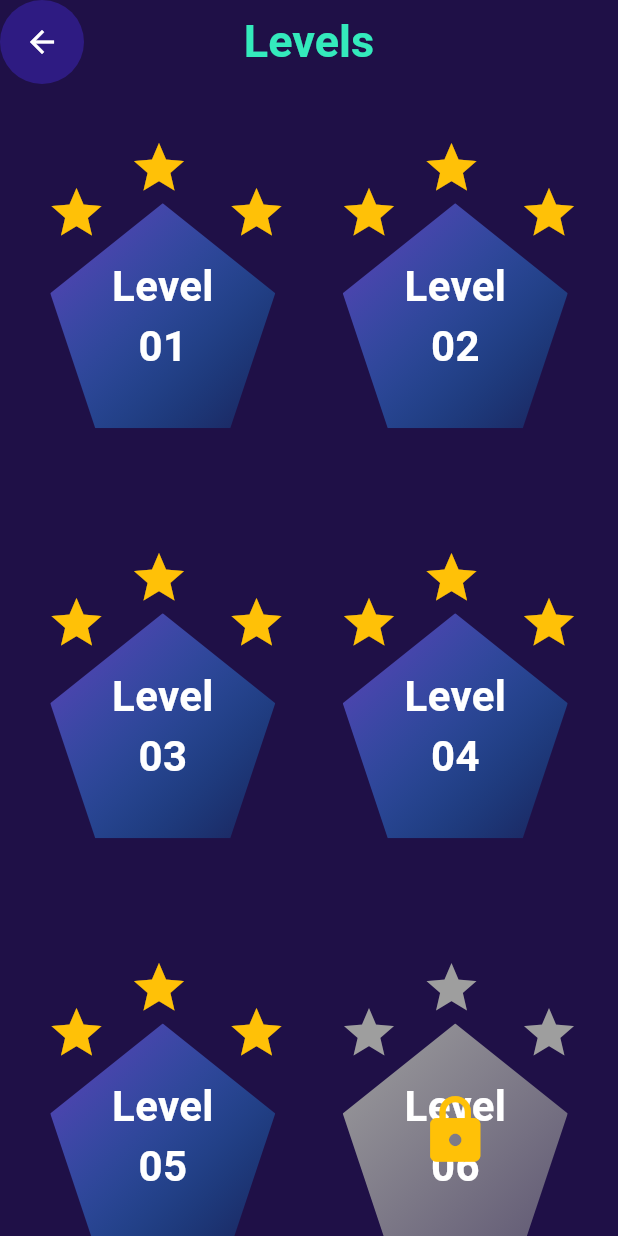
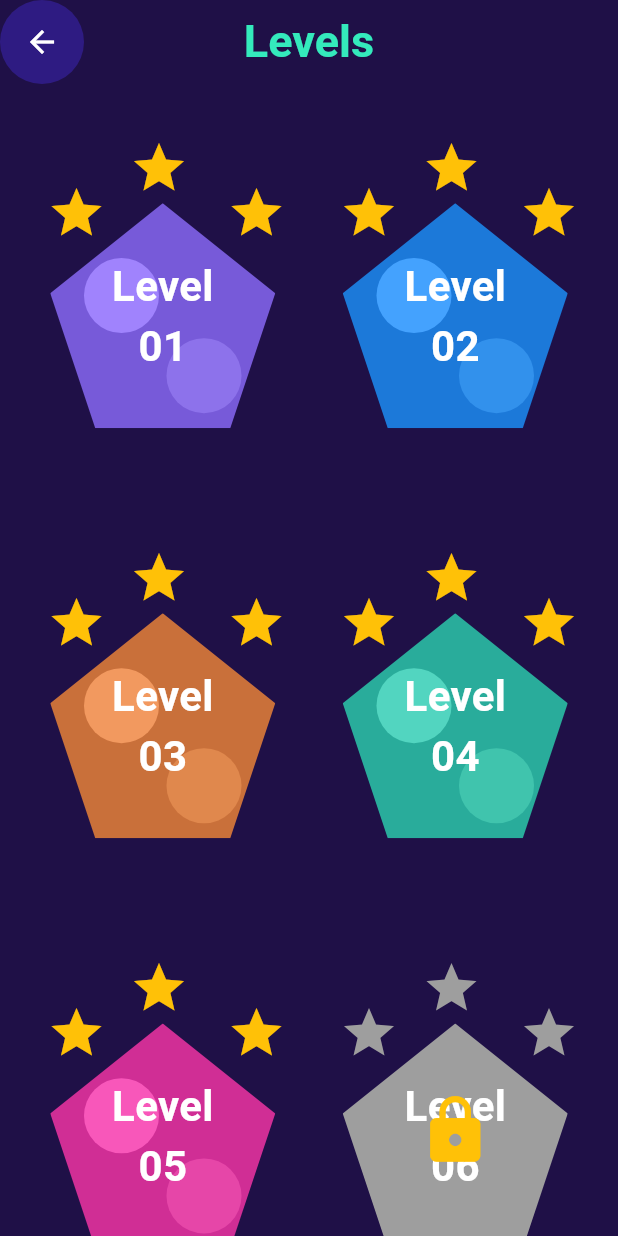
Before and after one commit to moustafa3laa2/quizzApp, a Flutter app: the LevelsScreen screen opened directly, on a phone screen of 412 x 824 dp. Run offline on Flutter 3.47's test engine with Material 3 defaults, Android fonts, the phone set to English and light mode, and no system bars.

Commit message:
add circles

```diff
--- a/lib/screens/levels_screen.dart
+++ b/lib/screens/levels_screen.dart
@@ -1,9 +1,23 @@
 import 'package:flutter/material.dart';
 import 'package:quizz_app/widgets/levels_container.dart';
 
-class LevelsScreen extends StatelessWidget {
+class LevelsScreen extends StatefulWidget {
   const LevelsScreen({super.key});
 
+  @override
+  State<LevelsScreen> createState() => _LevelsScreenState();
+}
+
+class _LevelsScreenState extends State<LevelsScreen> {
+  List<Color>colors=[
+    Color(0xff8d6dfd).withValues(alpha: .8),
+    Color(0xff1b93fe).withValues(alpha: .8),
+    Color(0xfff48837).withValues(alpha: .8),
+    Color(0xff2cd3b0).withValues(alpha: .8),
+    Color(0xfffc35a9).withValues(alpha: .8),
+    Color(0xfffc35a9).withValues(alpha: .8),
+
+  ];
   @override
   Widget build(BuildContext context) {
     return Scaffold(
@@ -42,7 +56,7 @@ class LevelsScreen extends StatelessWidget {
         itemCount: 6,
 
         itemBuilder: (BuildContext context, int index) {
-          return LevelsContainer(level: index+1,isLocked: index==5,);
+          return LevelsContainer(level: index+1,isLocked: index==5,color: colors[index],);
         },
       )
     );
--- a/lib/widgets/levels_container.dart
+++ b/lib/widgets/levels_container.dart
@@ -1,9 +1,10 @@
 import 'package:flutter/material.dart';
 
 class LevelsContainer extends StatelessWidget {
-  const LevelsContainer({super.key, required this.level, this.isLocked = true});
+  const LevelsContainer({super.key, required this.level, this.isLocked = true, required this.color});
   final int level;
   final bool isLocked;
+  final Color color;
   @override
   Widget build(BuildContext context) {
     return Stack(
@@ -36,25 +37,32 @@ class LevelsContainer extends StatelessWidget {
             color: isLocked ? Colors.grey : Colors.amber,
           ),
         ),
-
+        Positioned(top: 100, left: 40, child: CircleAvatar(radius: 25)),
+        Positioned(
+          bottom: 40,
+          left: 95,
+          child: CircleAvatar(
+            radius: 25,
+            backgroundColor: Colors.white.withValues(alpha: 0.5),
+          ),
+        ),
         Positioned(
           bottom: 30,
           child: ClipPath(
             clipper: CustomContainerLevels(),
             child: Container(
               decoration: BoxDecoration(
-                // color: Colors.deepPurple,
-
-                gradient: LinearGradient(
-                  begin: Alignment.topLeft,
-                  end: Alignment.bottomRight,
-                  colors: isLocked
-                      ? [Colors.grey, Colors.grey.withValues(alpha: .5)]
-                      : [
-                          Colors.deepPurple,
-                          Colors.lightBlue.withValues(alpha: .1),
-                        ],
-                ),
+                color: isLocked?Colors.grey:color,
+                // gradient: LinearGradient(
+                //   begin: Alignment.topLeft,
+                //   end: Alignment.bottomRight,
+                //   colors: isLocked
+                //       ? [Colors.grey, Colors.grey.withValues(alpha: .5)]
+                //       : [
+                //           color1,
+                //           color2.withValues(alpha: .1),
+                //         ],
+                // ),
               ),
               height: 150,
               width: 150,
@@ -77,11 +85,8 @@ class LevelsContainer extends StatelessWidget {
                       fontWeight: FontWeight.bold,
                     ),
                   ),
-
                 ],
-
               ),
-
             ),
           ),
         ),
```
